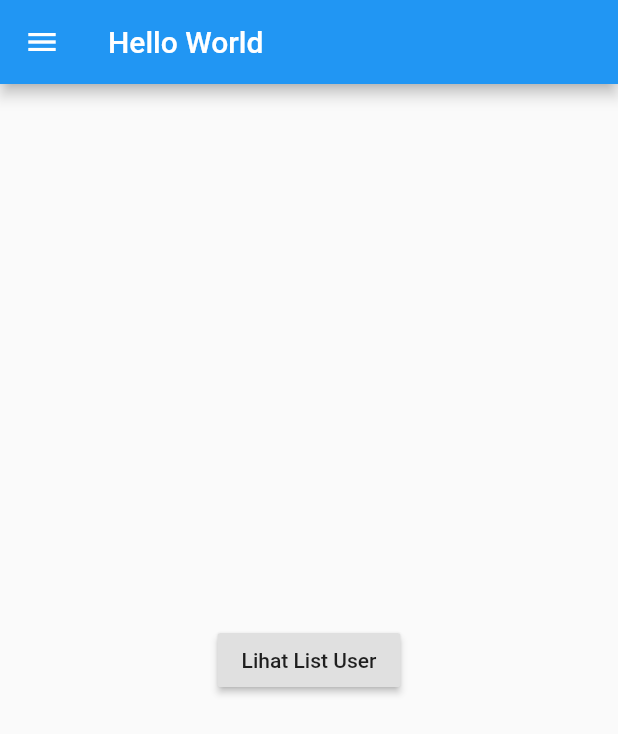
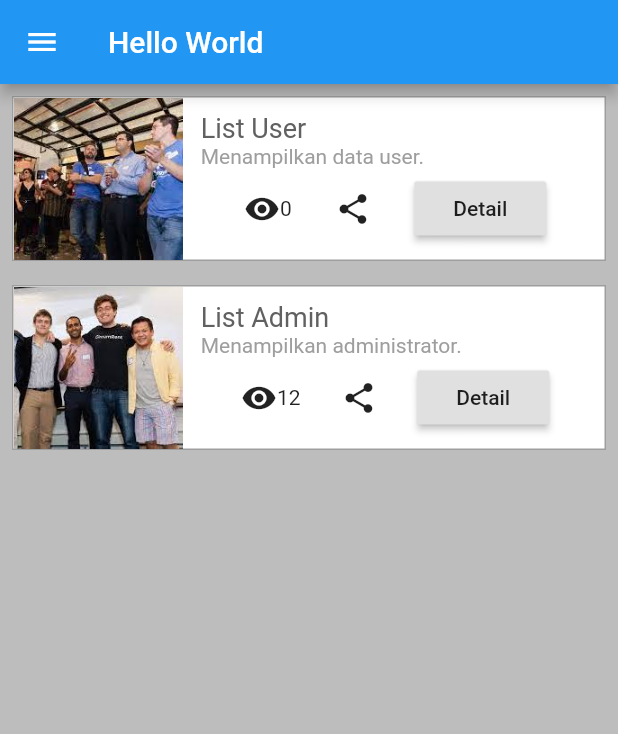
Before and after one commit to cikenstrip/flutter_tutorial, a Flutter app: the screen it shows after launch, on a phone screen of 412 x 824 dp. Shown: the top 734 px of the screen. Run offline on Flutter 3.47's test engine with Material 2 defaults, Android fonts, the phone set to English and light mode, and no system bars.

Commit message:
Bab Basic Layouting & Stateful Widget

```diff
--- a/lib/helloworld.dart
+++ b/lib/helloworld.dart
@@ -9,14 +9,131 @@ class HelloWorld extends StatelessWidget {
           appBar: new AppBar(
             title: new Text("Hello World"),
           ),
-          body: new Center(
-            child: RaisedButton(
-              child: Text('Lihat List User'),
-              onPressed: () {
-                Navigator.pushNamed(context, '/pagelist');
-              },
-            ),
-          ),
+          body: MenuutamaWidget(),
+          backgroundColor: Colors.grey[400],
       );
     }
 }
+
+class MenuutamaWidget extends StatefulWidget {
+  @override
+  MenuutamaWidgetState createState()=> new MenuutamaWidgetState();
+}
+
+class MenuutamaWidgetState extends State<MenuutamaWidget> {
+
+  int _visitingCounter = 0;
+
+  void pagelistVisited() {
+    setState(() {
+      _visitingCounter = _visitingCounter + 1;
+    });
+  }
+
+  @override
+  Widget build(BuildContext context) {
+    return Column(
+      children: <Widget>[
+        Container(
+          decoration: BoxDecoration(
+            border: Border.all(color: Colors.grey[500]),
+            color: Colors.white,
+          ),
+          height: 110.0,
+          margin: EdgeInsets.all(8.0),
+          child: Row(
+            children: <Widget>[
+              Container(
+                margin: EdgeInsets.only(right:2.0),
+                child: Image.asset('images/sample1.jpg'),
+              ),
+              Expanded(
+                child: Container(
+                  padding: EdgeInsets.all(10.0),
+                  child: Column(
+                    crossAxisAlignment: CrossAxisAlignment.start,
+                    children: <Widget>[
+                      Text("List User", style: TextStyle(
+                        fontSize:18.0,
+                        color: Colors.grey[700],
+                      )),
+                      Text("Menampilkan data user.", style: TextStyle(
+                        color: Colors.grey[500],
+                      )),
+                      Spacer(),
+                      Row(children: <Widget>[
+                        Spacer(),
+                        Icon(Icons.remove_red_eye),
+                        Text(_visitingCounter.toString()),
+                        Spacer(),
+                        Icon(Icons.share),
+                        Spacer(),
+                        RaisedButton(
+                          child: Text("Detail"),
+                          onPressed: () {
+                            Navigator.pushNamed(context, '/pagelist');
+                            pagelistVisited();
+                          },
+                        ),
+                        Spacer(),
+                      ],
+                      )
+                    ],
+                  ),
+                ),
+              ),
+            ],
+          ),
+        ),
+        Container(
+          decoration: BoxDecoration(
+            border: Border.all(color: Colors.grey[500]),
+            color: Colors.white,
+          ),
+          height: 110.0,
+          margin: EdgeInsets.all(8.0),
+          child: Row(
+            children: <Widget>[
+              Container(
+                margin: EdgeInsets.only(right:2.0),
+                child: Image.asset('images/sample2.jpg'),
+              ),
+              Expanded(
+                child: Container(
+                  padding: EdgeInsets.all(10.0),
+                  child: Column(
+                    crossAxisAlignment: CrossAxisAlignment.start,
+                    children: <Widget>[
+                      Text("List Admin", style: TextStyle(
+                        fontSize:18.0,
+                        color: Colors.grey[700],
+                      )),
+                      Text("Menampilkan administrator.", style: TextStyle(
+                        color: Colors.grey[500],
+                      )),
+                      Spacer(),
+                      Row(children: <Widget>[
+                        Spacer(),
+                        Icon(Icons.remove_red_eye),
+                        Text("12"),
+                        Spacer(),
+                        Icon(Icons.share),
+                        Spacer(),
+                        RaisedButton(
+                          child: Text("Detail"),
+                          onPressed: () {},
+                        ),
+                        Spacer(),
+                      ],
+                      )
+                    ],
+                  ),
+                ),
+              ),
+            ],
+          ),
+        ),
+      ],
+    );
+  }
+}
--- a/pubspec.yaml
+++ b/pubspec.yaml
@@ -14,3 +14,5 @@ flutter:
   uses-material-design: true
   assets:
     - images/logo.png
+    - images/sample1.jpg
+    - images/sample2.jpg
```
Also changed, not shown: images/sample1.jpg (added), images/sample2.jpg (added).
